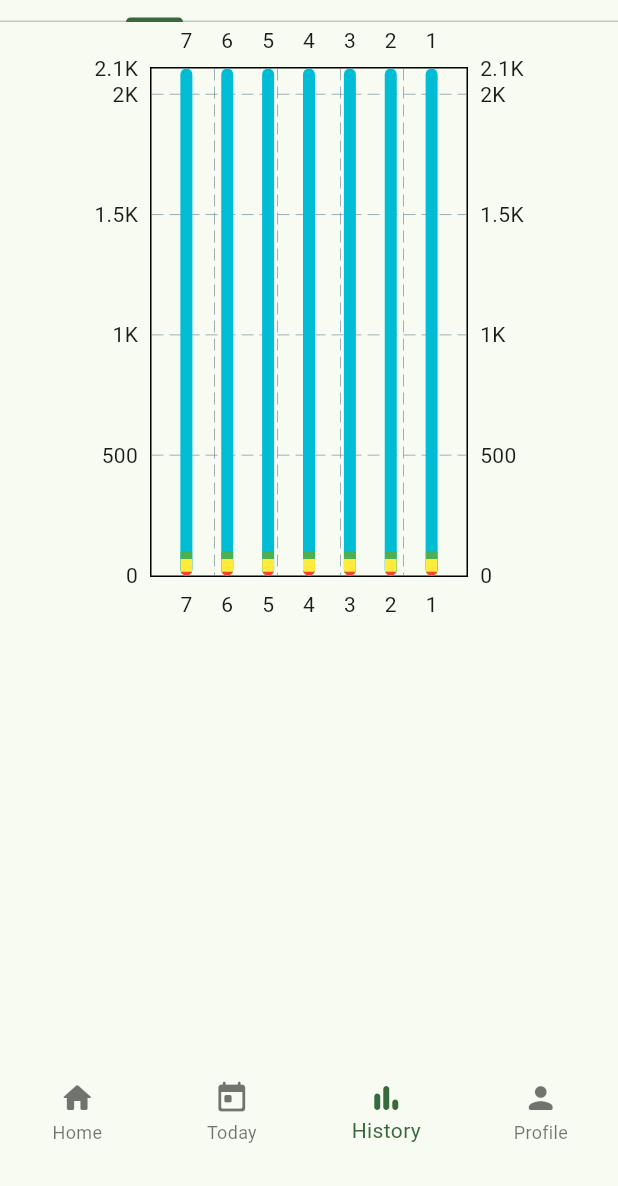
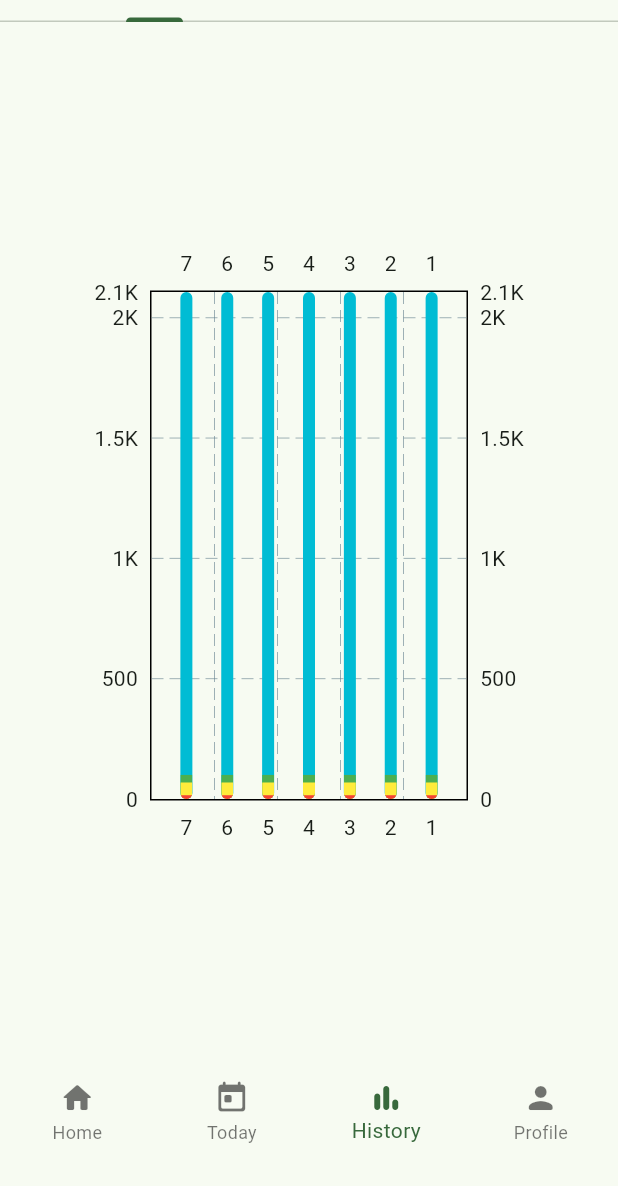
Before and after one commit to marzc03/valencia, a Flutter app: the HistoryPage screen opened by its route, on a phone screen of 412 x 824 dp, the part 50-1236 px from its top. Run offline on Flutter 3.47's test engine with Material 3 defaults, Android fonts, the phone set to English and light mode, and no system bars; drawn by our look-alikes of fl_chart; our stand-ins replace firebase_core, google_fonts; accounts and stored records are empty; Roboto replaces fonts that are missing (Mynerve).

Commit message:
Moved Hist

```diff
--- a/lib/pages/history.dart
+++ b/lib/pages/history.dart
@@ -94,8 +94,7 @@ class _HistoryPageState extends State<HistoryPage>
         controller: _tabController,
         children: <Widget>[
           Center(
-            child: Column(
-              children: [
+            child:
                 SizedBox(
                   width: 300,
                   height: 400,
@@ -345,8 +344,7 @@ class _HistoryPageState extends State<HistoryPage>
                     curve: Curves.linear, // Optional
                   ),
                 ),
-              ],
-            ),
+
           ),
           Center(child: Column(children: [Text('Table')])),
         ],
```
